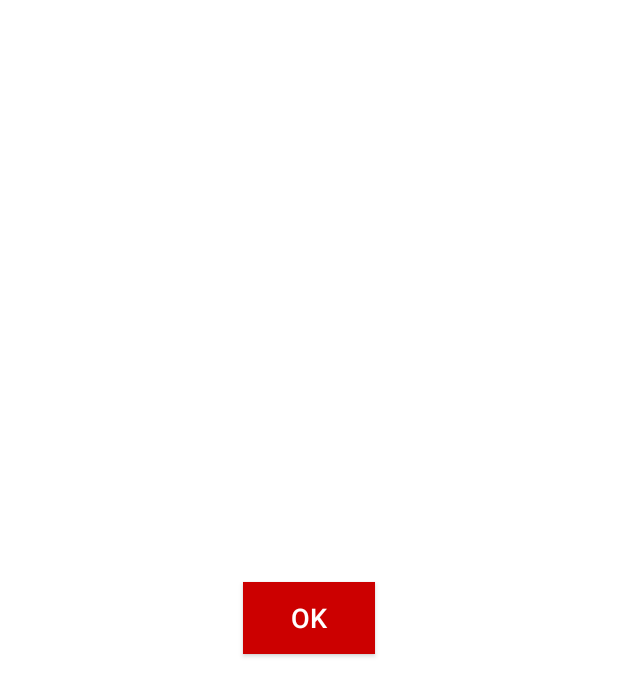
After one commit to Epogo/Bafp, an Android app: the PopUpAlertActivity screen opened directly, with no data from a screen before it, on a phone screen of 412 x 824 dp. The commit adds this screen. Shown: the top 696 px of the screen. Run offline under Robolectric (Android 15) with nearby library versions, the light colour scheme and no system bars.

Commit message:
PopUp alert.

```diff
--- a/app/src/main/AndroidManifest.xml
+++ b/app/src/main/AndroidManifest.xml
@@ -24,6 +24,7 @@
 
         <service android:name=".SpeedMonitorService" />
         <activity android:name=".SettingsActivity" />
+        <activity android:name=".PopUpAlertActivity" />
 
     </application>
 
--- a/app/src/main/java/com/example/bafp/MainActivity.java
+++ b/app/src/main/java/com/example/bafp/MainActivity.java
@@ -145,7 +145,7 @@ public class MainActivity extends AppCompatActivity {
     private void startSpeedMonitorService() {
         Intent intent = new Intent(this, SpeedMonitorService.class);
         intent.putExtra("minSpeed", minSpeed); // Pass the minimum speed
-        intent.putExtra("timer", timerLimit); // Pass the timer value
+        intent.putExtra("timer", timerLimit * 60000L); // Pass the timer value in milliseconds
         if (Build.VERSION.SDK_INT >= Build.VERSION_CODES.O) {
             ContextCompat.startForegroundService(this, intent);
         } else {
--- /dev/null
+++ b/app/src/main/java/com/example/bafp/PopUpAlertActivity.java
@@ -0,0 +1,63 @@
+package com.example.bafp;
+
+import android.app.Activity;
+import android.content.Context;
+import android.os.Bundle;
+import android.os.VibrationEffect;
+import android.os.Vibrator;
+import android.view.View;
+import android.view.Window;
+import android.view.WindowManager;
+import android.widget.Button;
+
+public class PopUpAlertActivity extends Activity {
+
+    private Button okButton;
+    private Vibrator vibrator;
+
+    @Override
+    protected void onCreate(Bundle savedInstanceState) {
+        super.onCreate(savedInstanceState);
+
+        // Make activity full screen without title bar
+        requestWindowFeature(Window.FEATURE_NO_TITLE);
+        getWindow().setFlags(WindowManager.LayoutParams.FLAG_FULLSCREEN, WindowManager.LayoutParams.FLAG_FULLSCREEN);
+
+        setContentView(R.layout.activity_popup_alert);
+
+        // Initialize vibrator
+        vibrator = (Vibrator) getSystemService(Context.VIBRATOR_SERVICE);
+
+        // Start non-stop vibrations
+        startVibrations();
+
+        // OK button click listener
+        okButton = findViewById(R.id.ok_button);
+        okButton.setOnClickListener(new View.OnClickListener() {
+            @Override
+            public void onClick(View v) {
+                stopVibrations(); // Stop vibrations when OK button is clicked
+                finish(); // Close the popup alert activity
+            }
+        });
+    }
+
+    private void startVibrations() {
+        // Vibration pattern (0ms delay, 1s vibration)
+        long[] pattern = {0, 1000};
+
+        // Check API level for compatibility
+        if (android.os.Build.VERSION.SDK_INT >= android.os.Build.VERSION_CODES.O) {
+            // Use vibration effect for API level 26+
+            vibrator.vibrate(VibrationEffect.createWaveform(pattern, 0));
+        } else {
+            // Fallback for older API levels
+            vibrator.vibrate(pattern, 0);
+        }
+    }
+
+    private void stopVibrations() {
+        // Stop vibrations
+        vibrator.cancel();
+    }
+}
--- /dev/null
+++ b/app/src/main/res/layout/activity_popup_alert.xml
@@ -0,0 +1,17 @@
+<?xml version="1.0" encoding="utf-8"?>
+<RelativeLayout xmlns:android="http://schemas.android.com/apk/res/android"
+    android:layout_width="match_parent"
+    android:layout_height="match_parent"
+    android:background="@android:color/white"
+    android:gravity="center">
+
+    <Button
+        android:id="@+id/ok_button"
+        android:layout_width="wrap_content"
+        android:layout_height="wrap_content"
+        android:text="OK"
+        android:textSize="18sp"
+        android:background="@android:color/holo_red_dark"
+        android:textColor="@android:color/white" />
+
+</RelativeLayout>
```
Also changed, not shown: app/src/main/java/com/example/bafp/SpeedMonitorService.java (+78 -24 lines).
